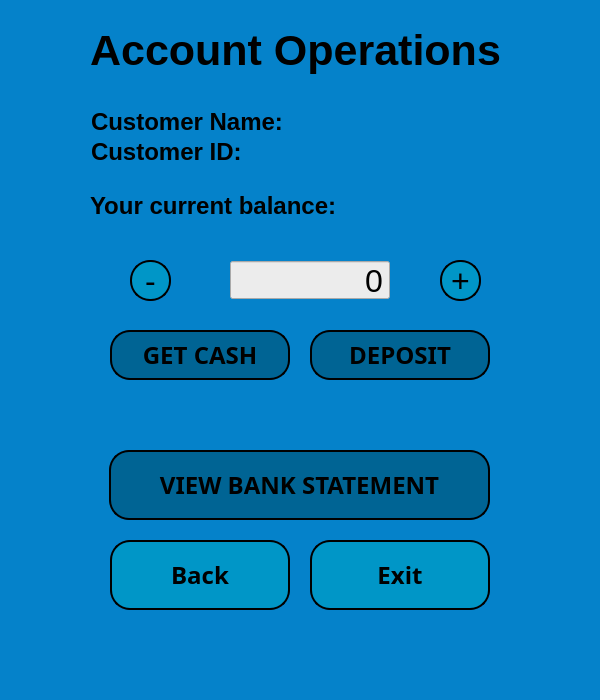
First picture: the form in QT_designer/customer_main_window.ui, repository sumeyrazenkin/Atm-Project, before the edit.
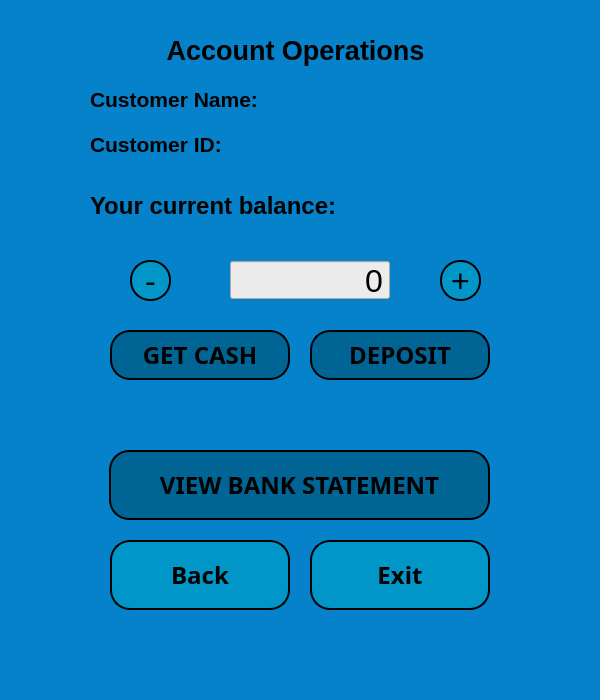
Second picture: the form after the edit.

```diff
--- a/QT_designer/customer_main_window.ui
+++ b/QT_designer/customer_main_window.ui
@@ -52,8 +52,8 @@
     </property>
     <property name="font">
      <font>
-      <family>.AppleSystemUIFont</family>
-      <pointsize>32</pointsize>
+      <family>MS Shell Dlg 2</family>
+      <pointsize>20</pointsize>
       <weight>75</weight>
       <bold>true</bold>
      </font>
@@ -438,10 +438,10 @@
    <widget class="QWidget" name="layoutWidget">
     <property name="geometry">
      <rect>
-      <x>91</x>
-      <y>110</y>
+      <x>90</x>
+      <y>80</y>
       <width>441</width>
-      <height>54</height>
+      <height>83</height>
      </rect>
     </property>
     <layout class="QHBoxLayout" name="horizontalLayout">
@@ -451,8 +451,8 @@
         <widget class="QLabel" name="csmainwdw_lbl_CSname_heading">
          <property name="font">
           <font>
-           <family>.AppleSystemUIFont</family>
-           <pointsize>18</pointsize>
+           <family>MS Shell Dlg 2</family>
+           <pointsize>16</pointsize>
            <weight>75</weight>
            <bold>true</bold>
           </font>
@@ -466,8 +466,8 @@
         <widget class="QLabel" name="csmainwdw_lbl_CSID_heading">
          <property name="font">
           <font>
-           <family>.AppleSystemUIFont</family>
-           <pointsize>18</pointsize>
+           <family>MS Shell Dlg 2</family>
+           <pointsize>16</pointsize>
            <weight>75</weight>
            <bold>true</bold>
           </font>
@@ -486,6 +486,9 @@
          <property name="text">
           <string/>
          </property>
+         <property name="alignment">
+          <set>Qt::AlignRight|Qt::AlignTrailing|Qt::AlignVCenter</set>
+         </property>
         </widget>
        </item>
        <item>
@@ -493,6 +496,9 @@
          <property name="text">
           <string/>
          </property>
+         <property name="alignment">
+          <set>Qt::AlignRight|Qt::AlignTrailing|Qt::AlignVCenter</set>
+         </property>
         </widget>
        </item>
       </layout>
```
Left out of the diff: 4 changed lines with no effect on the pictures.
